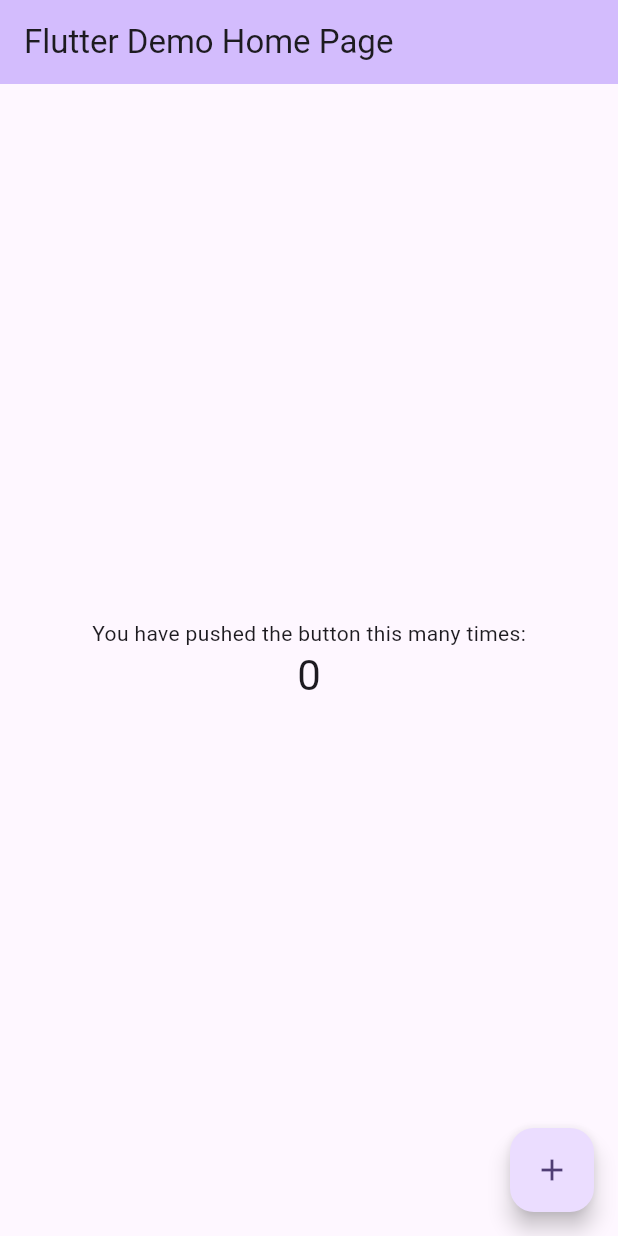
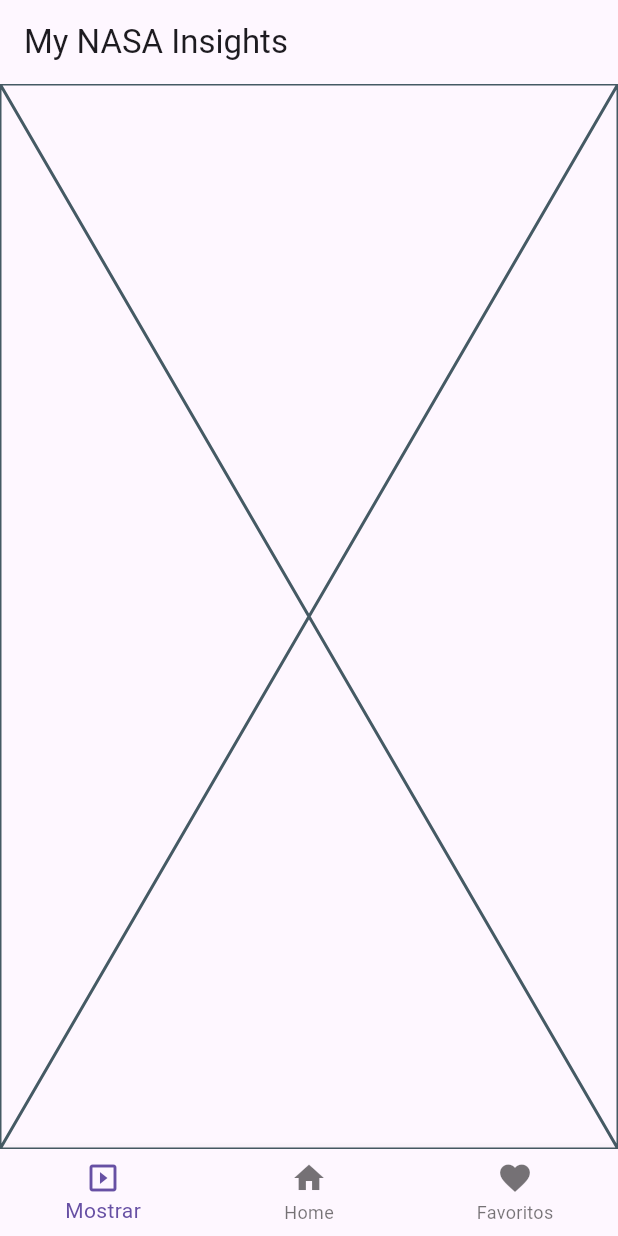
Before and after one commit to Diego22rct/MyNasaInsights-App, a Flutter app: the screen it shows after launch, on a phone screen of 412 x 824 dp. Run offline on Flutter 3.47's test engine with Material 3 defaults, Android fonts, the phone set to English and light mode, and no system bars; our stand-ins replace flutter_bloc.

Commit message:
added the home page

```diff
--- /dev/null
+++ b/devtools_options.yaml
@@ -0,0 +1,3 @@
+description: This file stores settings for Dart & Flutter DevTools.
+documentation: https://docs.flutter.dev/tools/devtools/extensions#configure-extension-enablement-states
+extensions:
--- /dev/null
+++ b/lib/core/app_constants.dart
@@ -0,0 +1,6 @@
+class AppConstants {
+  static const String baseURL = 'https://api.nasa.gov';
+  static const String apiKey =
+      'yj5OKgxHjtHRKkXNcDlDRNty52xuZdJ4QKCNH8xMDEMO_KEY';
+  static const String apod = '/planetary/apod';
+}
--- a/lib/main.dart
+++ b/lib/main.dart
@@ -1,68 +1,34 @@
 import 'package:flutter/material.dart';
+import 'package:flutter_bloc/flutter_bloc.dart';
+import 'shared/presentation/home_page.dart';
 
 void main() {
-  runApp(const MyApp());
+  runApp(const MainApp());
 }
 
-class MyApp extends StatelessWidget {
-  const MyApp({super.key});
+class MainApp extends StatelessWidget {
+  const MainApp({super.key});
 
   @override
   Widget build(BuildContext context) {
-    return MaterialApp(
-      title: 'Flutter Demo',
-      theme: ThemeData(
-        colorScheme: ColorScheme.fromSeed(seedColor: Colors.deepPurple),
-        useMaterial3: true,
+    return MultiBlocProvider(
+      providers: [
+        // BlocProvider temporal
+        BlocProvider<PlaceholderBloc>(
+          create: (context) => PlaceholderBloc(),
+        ),
+      ],
+      child: MaterialApp(
+        home: const HomePage(),
+        debugShowCheckedModeBanner: false,
+        darkTheme: ThemeData.dark(),
+        theme: ThemeData.light(),
       ),
-      home: const MyHomePage(title: 'Flutter Demo Home Page'),
     );
   }
 }
 
-class MyHomePage extends StatefulWidget {
-  const MyHomePage({super.key, required this.title});
-  final String title;
-
-  @override
-  State<MyHomePage> createState() => _MyHomePageState();
+// Bloc ficticio temporal
+class PlaceholderBloc extends Cubit<int> {
+  PlaceholderBloc() : super(0);
 }
-
-class _MyHomePageState extends State<MyHomePage> {
-  int _counter = 0;
-
-  void _incrementCounter() {
-    setState(() {
-      _counter++;
-    });
-  }
-
-  @override
-  Widget build(BuildContext context) {
-    return Scaffold(
-      appBar: AppBar(
-        backgroundColor: Theme.of(context).colorScheme.inversePrimary,
-        title: Text(widget.title),
-      ),
-      body: Center(
-        child: Column(
-          mainAxisAlignment: MainAxisAlignment.center,
-          children: <Widget>[
-            const Text(
-              'You have pushed the button this many times:',
-            ),
-            Text(
-              '$_counter',
-              style: Theme.of(context).textTheme.headlineMedium,
-            ),
-          ],
-        ),
-      ),
-      floatingActionButton: FloatingActionButton(
-        onPressed: _incrementCounter,
-        tooltip: 'Increment',
-        child: const Icon(Icons.add),
-      ),
-    );
-  }
-}
--- /dev/null
+++ b/lib/shared/presentation/home_page.dart
@@ -0,0 +1,38 @@
+import 'package:flutter/material.dart';
+import 'package:my_nasa_insights/shared/widgets/home_info.dart';
+
+class HomePage extends StatefulWidget {
+  const HomePage({super.key});
+
+  @override
+  State<HomePage> createState() => _HomePageState();
+}
+
+class _HomePageState extends State<HomePage> {
+  final List<Widget> _pages = const [Placeholder(), HomeInfo(), Placeholder()];
+  int _index = 0;
+  @override
+  Widget build(BuildContext context) {
+    return Scaffold(
+      appBar: AppBar(
+        title: const Text('My NASA Insights'),
+      ),
+      bottomNavigationBar: BottomNavigationBar(
+        items: const [
+          BottomNavigationBarItem(
+              icon: Icon(Icons.slideshow), label: 'Mostrar'),
+          BottomNavigationBarItem(icon: Icon(Icons.home), label: 'Home'),
+          BottomNavigationBarItem(
+              icon: Icon(Icons.favorite), label: 'Favoritos'),
+        ],
+        currentIndex: _index,
+        onTap: (value) {
+          setState(() {
+            _index = value;
+          });
+        },
+      ),
+      body: SafeArea(child: _pages[_index]),
+    );
+  }
+}
--- a/pubspec.yaml
+++ b/pubspec.yaml
@@ -35,6 +35,7 @@ dependencies:
   # The following adds the Cupertino Icons font to your application.
   # Use with the CupertinoIcons class for iOS style icons.
   cupertino_icons: ^1.0.8
+  flutter_bloc: ^8.1.6
 
 dev_dependencies:
   flutter_test:
```
Also changed, not shown: lib/core/resource.dart (added, +14 -0 lines), lib/shared/widgets/home_info.dart (added, +41 -0 lines), pubspec.lock, 1 other file.
